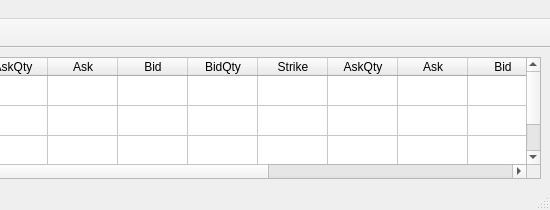
Qt form zerooptionviewer.ui (QuantTraderEd/AQTrader) before a commit; both pictures show x 242 to 792 and y 0 to 210 of the 792 by 210 pixel window.
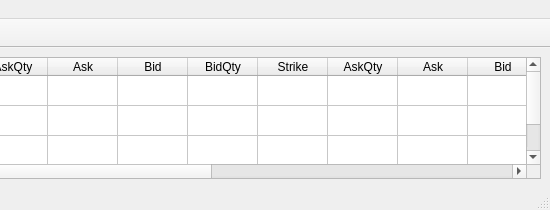
The same form after that commit.

Commit message: add synthetic price column

Patch:
```diff
--- a/zerooptionviewer.ui
+++ b/zerooptionviewer.ui
@@ -39,7 +39,7 @@
        <number>3</number>
       </property>
       <property name="columnCount">
-       <number>15</number>
+       <number>17</number>
       </property>
       <attribute name="horizontalHeaderVisible">
        <bool>true</bool>
@@ -179,6 +179,22 @@
         <set>AlignHCenter|AlignVCenter|AlignCenter</set>
        </property>
       </column>
+      <column>
+       <property name="text">
+        <string>SythAsk</string>
+       </property>
+       <property name="textAlignment">
+        <set>AlignHCenter|AlignVCenter|AlignCenter</set>
+       </property>
+      </column>
+      <column>
+       <property name="text">
+        <string>SythBid</string>
+       </property>
+       <property name="textAlignment">
+        <set>AlignHCenter|AlignVCenter|AlignCenter</set>
+       </property>
+      </column>
      </widget>
     </item>
    </layout>
```
The commit also changes 2 other files.
